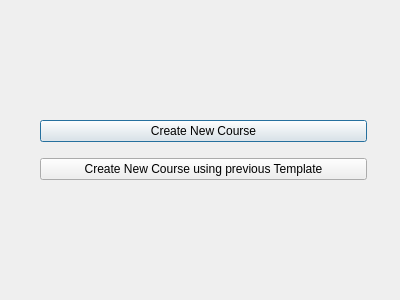
meeksjt/SuperTeacherGradebook499, file src/InitialCourseScreen.ui: the form before one commit.
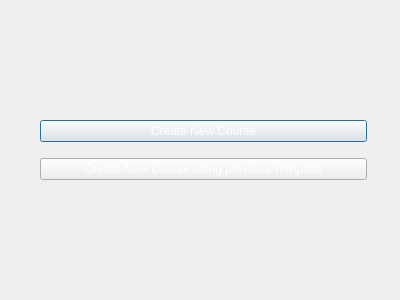
The form after the commit.

What changed in the file:
```diff
--- a/src/InitialCourseScreen.ui
+++ b/src/InitialCourseScreen.ui
@@ -13,6 +13,10 @@
   <property name="windowTitle">
    <string>Dialog</string>
   </property>
+  <property name="styleSheet">
+   <string notr="true">	color: rgb(255, 255, 255);
+	background-color: qlineargradient(spread:pad, x1:1, y1:1, x2:1, y2:1, stop:0 		    rgba(43, 48, 59, 255), stop:1 rgba(0, 0, 127, 255));</string>
+  </property>
   <widget class="QWidget" name="verticalLayoutWidget">
    <property name="geometry">
     <rect>
```
